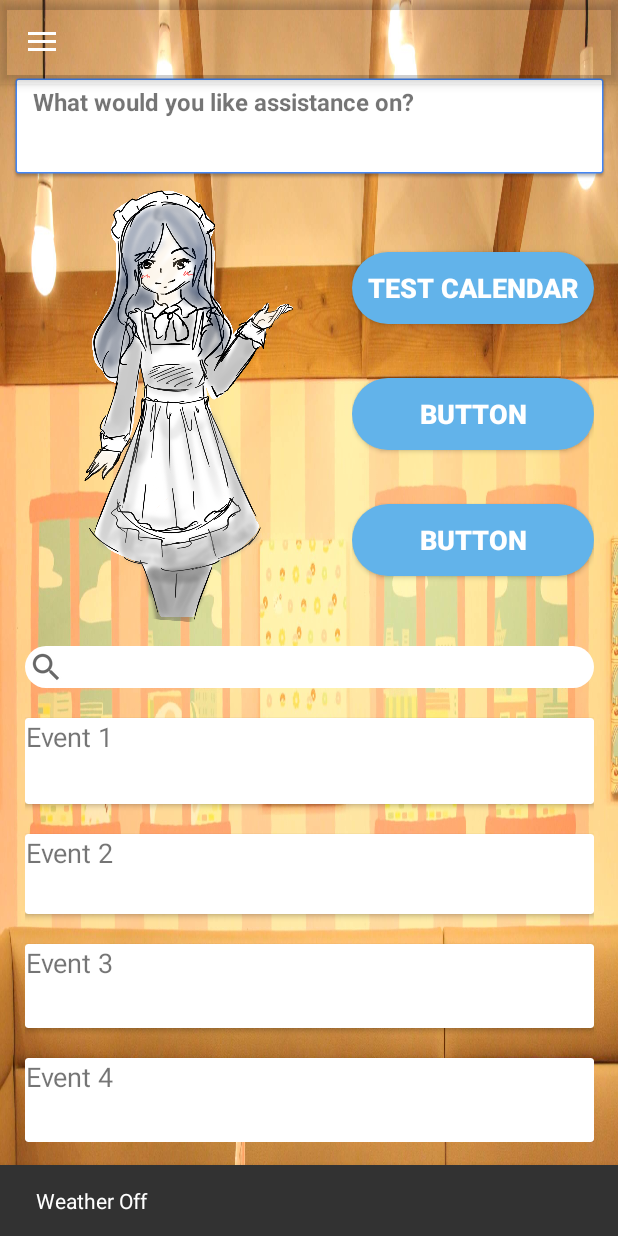
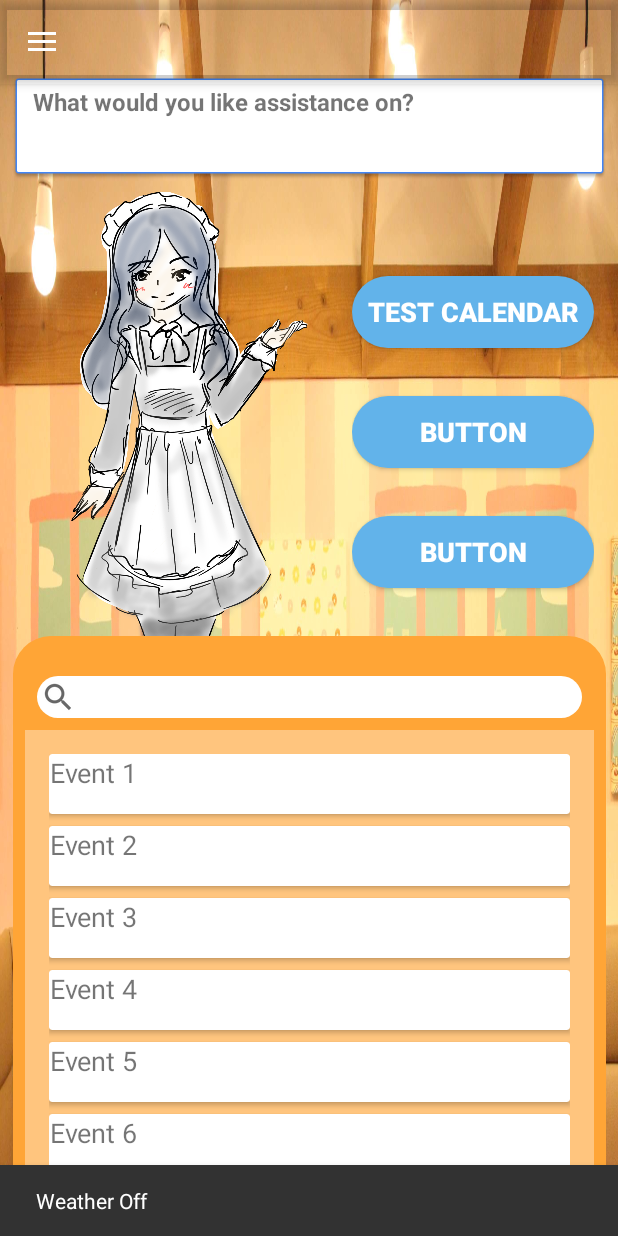
Before and after one commit to zic079/BAEBot, an Android app: the screen it shows after launch once a user with an empty profile is signed in (MainActivity), in the side drawer, after a tap on "Weather", on a phone screen of 412 x 824 dp. Run offline under Robolectric (Android 15) with nearby library versions, the light colour scheme and no system bars; our stand-ins replace Firebase (no records; nobody signed in at launch, a user with empty details on screens opened directly); 1 statement that could not run was skipped.

Commit message:
home page UI change

```diff
--- /dev/null
+++ b/app/src/main/res/drawable/calendar_background.xml
@@ -0,0 +1,7 @@
+<?xml version="1.0" encoding="utf-8"?>
+<shape xmlns:android="http://schemas.android.com/apk/res/android" android:shape="rectangle">
+
+    <solid android:color="@color/enable_thumb_orange" />
+    <corners android:radius="25dp"/>
+
+</shape>
--- /dev/null
+++ b/app/src/main/res/drawable/calendar_inner_background.xml
@@ -0,0 +1,9 @@
+<?xml version="1.0" encoding="utf-8"?>
+<shape xmlns:android="http://schemas.android.com/apk/res/android" android:shape="rectangle">
+
+    <solid android:color="#FFFFC57E" />
+    <corners
+        android:bottomLeftRadius="25dp"
+        android:bottomRightRadius="25dp" />
+
+</shape>
--- a/app/src/main/res/layout/content_main.xml
+++ b/app/src/main/res/layout/content_main.xml
@@ -64,63 +64,62 @@
                     android:orientation="vertical">
 
 
-                    <Space
-                        android:layout_width="match_parent"
-                        android:layout_height="48dp" />
-
-
                     <Button
                         android:id="@+id/button1"
                         style="@style/Widget.AppCompat.Button.Colored"
                         android:layout_width="match_parent"
                         android:layout_height="wrap_content"
+                        android:layout_marginTop="@android:dimen/notification_large_icon_height"
+                        android:layout_marginBottom="@dimen/activity_vertical_margin"
                         android:background="@drawable/ic_button"
                         android:text="TEST Calendar"
                         android:textSize="18sp"
                         android:textStyle="bold" />
 
 
-                    <Space
-                        android:layout_width="match_parent"
-                        android:layout_height="36dp" />
-
                     <Button
                         android:id="@+id/button2"
                         style="@style/Widget.AppCompat.Button.Colored"
                         android:layout_width="match_parent"
                         android:layout_height="wrap_content"
+                        android:layout_marginTop="@dimen/activity_vertical_margin"
+                        android:layout_marginBottom="@dimen/activity_vertical_margin"
                         android:background="@drawable/ic_button"
                         android:text="Button"
                         android:textSize="18sp"
                         android:textStyle="bold" />
 
 
-                    <Space
-                        android:layout_width="match_parent"
-                        android:layout_height="36dp" />
-
                     <Button
-                        android:id="@+id/button4"
+                        android:id="@+id/button3"
                         style="@style/Widget.AppCompat.Button.Colored"
                         android:layout_width="match_parent"
                         android:layout_height="wrap_content"
+                        android:layout_marginTop="@dimen/activity_vertical_margin"
+                        android:layout_marginBottom="32dp"
                         android:background="@drawable/ic_button"
                         android:text="Button"
                         android:textSize="18sp"
                         android:textStyle="bold" />
 
-                    <Space
-                        android:layout_width="match_parent"
-                        android:layout_height="36dp" />
-
 
                 </LinearLayout>
             </LinearLayout>
+
+            <LinearLayout
+                android:layout_width="match_parent"
+                android:layout_height="match_parent"
+                android:layout_marginLeft="@dimen/nav_header_vertical_spacing"
+                android:layout_marginRight="@dimen/nav_header_vertical_spacing"
+                android:background="@drawable/calendar_background"
+                android:orientation="vertical">
 
 
                 <android.support.design.widget.TextInputLayout
                     android:layout_width="match_parent"
                     android:layout_height="wrap_content"
+                    android:layout_marginTop="@dimen/activity_vertical_margin"
+                    android:layout_marginBottom="@dimen/nav_header_vertical_spacing"
                     android:layout_weight="0"
                     android:background="@color/colorPrimary">
 
@@ -141,26 +140,25 @@
                 <ScrollView
                     android:layout_width="match_parent"
                     android:layout_height="match_parent"
-                android:layout_weight="0">
+                    android:layout_marginLeft="@dimen/nav_header_vertical_spacing"
+                    android:layout_marginRight="@dimen/nav_header_vertical_spacing"
+                    android:layout_marginBottom="@dimen/nav_header_vertical_spacing"
+                    android:layout_weight="0"
+                    android:background="@drawable/calendar_inner_background">
 
 
                     <LinearLayout
                         android:layout_width="match_parent"
                         android:layout_height="wrap_content"
-                    android:orientation="vertical"
-                    android:paddingLeft="@dimen/activity_horizontal_margin"
-                    android:paddingRight="@dimen/activity_horizontal_margin">
-
-
-                    <Space
-                        android:layout_width="match_parent"
-                        android:layout_height="20dp"
-                        android:layout_weight="0" />
-
+                        android:layout_marginLeft="@dimen/activity_horizontal_margin"
+                        android:layout_marginTop="@dimen/activity_vertical_margin"
+                        android:layout_marginRight="@dimen/activity_horizontal_margin"
+                        android:orientation="vertical">
 
                         <android.support.v7.widget.CardView
                             android:layout_width="match_parent"
-                        android:layout_height="57dp"
+                            android:layout_height="40dp"
+                            android:layout_marginBottom="@dimen/nav_header_vertical_spacing"
                             android:layout_weight="0">
 
 
@@ -171,18 +169,13 @@
                                 android:text="Event 1"
                                 android:textAlignment="center"
                                 android:textSize="18sp" />
+
                         </android.support.v7.widget.CardView>
-
-
-                    <Space
-                        android:layout_width="match_parent"
-                        android:layout_height="20dp"
-                        android:layout_weight="0" />
-
 
                         <android.support.v7.widget.CardView
                             android:layout_width="match_parent"
-                        android:layout_height="53dp"
+                            android:layout_height="40dp"
+                            android:layout_marginBottom="@dimen/nav_header_vertical_spacing"
                             android:layout_weight="0">
 
 
@@ -195,16 +188,10 @@
                                 android:textSize="18sp" />
                         </android.support.v7.widget.CardView>
 
-
-                    <Space
-                        android:layout_width="match_parent"
-                        android:layout_height="20dp"
-                        android:layout_weight="0" />
-
-
                         <android.support.v7.widget.CardView
                             android:layout_width="match_parent"
-                        android:layout_height="56dp"
+                            android:layout_height="40dp"
+                            android:layout_marginBottom="@dimen/nav_header_vertical_spacing"
                             android:layout_weight="0">
 
 
@@ -219,16 +206,10 @@
 
                         </android.support.v7.widget.CardView>
 
-
-                    <Space
-                        android:layout_width="match_parent"
-                        android:layout_height="20dp"
-                        android:layout_weight="0" />
-
-
                         <android.support.v7.widget.CardView
                             android:layout_width="match_parent"
-                        android:layout_height="56dp"
+                            android:layout_height="40dp"
+                            android:layout_marginBottom="@dimen/nav_header_vertical_spacing"
                             android:layout_weight="0">
 
 
@@ -241,10 +222,77 @@
                                 android:textSize="18sp" />
                         </android.support.v7.widget.CardView>
 
+                        <android.support.v7.widget.CardView
+                            android:layout_width="match_parent"
+                            android:layout_height="40dp"
+                            android:layout_marginBottom="@dimen/nav_header_vertical_spacing"
+                            android:layout_weight="0">
+
+
+                            <TextView
+                                android:id="@+id/event5"
+                                android:layout_width="wrap_content"
+                                android:layout_height="wrap_content"
+                                android:text="Event 5"
+                                android:textAlignment="center"
+                                android:textSize="18sp" />
+                        </android.support.v7.widget.CardView>
+
+                        <android.support.v7.widget.CardView
+                            android:layout_width="match_parent"
+                            android:layout_height="40dp"
+                            android:layout_marginBottom="@dimen/nav_header_vertical_spacing"
+                            android:layout_weight="0">
+
+
+                            <TextView
+                                android:id="@+id/event6"
+                                android:layout_width="wrap_content"
+                                android:layout_height="wrap_content"
+                                android:text="Event 6"
+                                android:textAlignment="center"
+                                android:textSize="18sp" />
+                        </android.support.v7.widget.CardView>
+
+                        <android.support.v7.widget.CardView
+                            android:layout_width="match_parent"
+                            android:layout_height="40dp"
+                            android:layout_marginBottom="@dimen/nav_header_vertical_spacing"
+                            android:layout_weight="0">
+
+
+                            <TextView
+                                android:id="@+id/event7"
+                                android:layout_width="wrap_content"
+                                android:layout_height="wrap_content"
+                                android:text="Event 7"
+                                android:textAlignment="center"
+                                android:textSize="18sp" />
+                        </android.support.v7.widget.CardView>
+
+                        <android.support.v7.widget.CardView
+                            android:layout_width="match_parent"
+                            android:layout_height="40dp"
+                            android:layout_marginBottom="@dimen/nav_header_vertical_spacing"
+                            android:layout_weight="0">
+
+
+                            <TextView
+                                android:id="@+id/event8"
+                                android:layout_width="wrap_content"
+                                android:layout_height="wrap_content"
+                                android:text="Event 8"
+                                android:textAlignment="center"
+                                android:textSize="18sp" />
+                        </android.support.v7.widget.CardView>
 
                     </LinearLayout>
                 </ScrollView>
 
+
+            </LinearLayout>
+
+
         </LinearLayout>
 
 </android.support.constraint.ConstraintLayout>
--- a/app/src/main/res/values/colors.xml
+++ b/app/src/main/res/values/colors.xml
@@ -7,5 +7,5 @@
     <!--Switch Colors-->
     <color name="disable_forground_grey">#42221f1f</color>
     <color name="disable_thumb_grey">#1c0000</color>
-    <color name="enable_thumb_orange">#f9a236</color>
+    <color name="enable_thumb_orange">#ffa536</color>
 </resources>
```
Also changed, not shown: app/src/main/res/drawable/maid1.png. Lines whose indentation alone changed are shown as unchanged.
